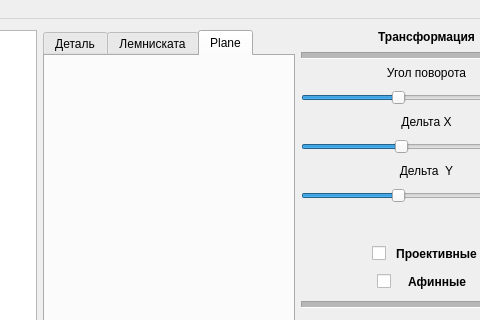
Above: MainWindow/mainwindow.ui from Childcity/QtGraphicsExample before the change; both pictures show x 687 to 1167 and y 0 to 320 of the 1250 by 740 pixel window. Below: the same form after it.
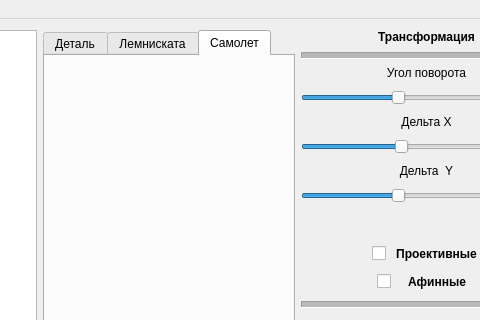
That is the form after the change. Icons and pictures are not drawn. Custom widgets are drawn as their Qt base class.

```diff
--- a/MainWindow/mainwindow.ui
+++ b/MainWindow/mainwindow.ui
@@ -783,7 +783,7 @@
         </widget>
         <widget class="QWidget" name="tab_3">
          <attribute name="title">
-          <string>Plane</string>
+          <string>Самолет</string>
          </attribute>
         </widget>
        </widget>
```
Left out of the diff: 3 changed lines with no effect on the pictures.
